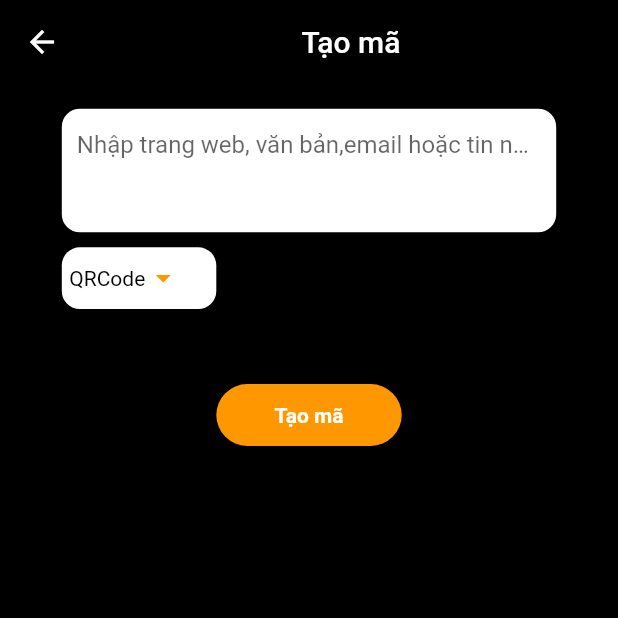
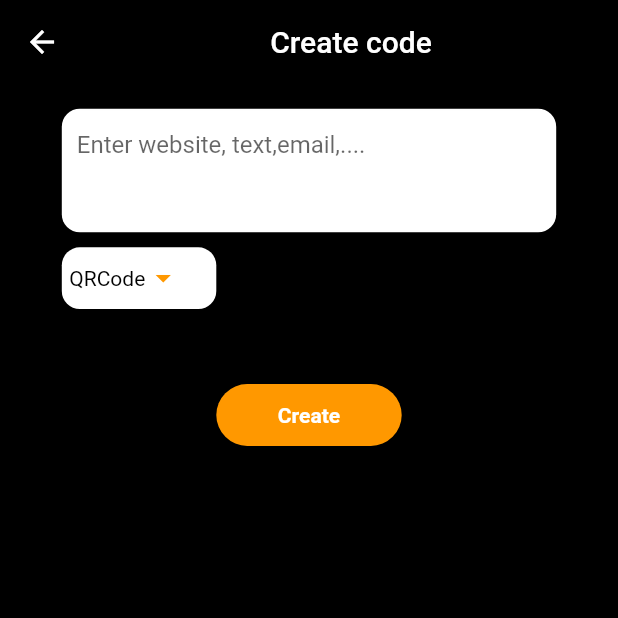
Before and after one commit to minhhoang1007/qrcode_app, a Flutter app: the screen it shows after launch, item 2 of the bottom bar chosen, after a tap on the "add" icon, on a phone screen of 412 x 824 dp, the top half of it. Run offline on Flutter 3.47's test engine with Material 2 defaults, Android fonts, the phone set to English and light mode, and no system bars; our stand-ins replace fluttertoast, image_picker, qr_flutter, shared_preferences; missing offline and left inert: firebase_admob, qr_code_scanner; accounts and stored records are empty.

Commit message:
done 6/1

```diff
--- a/lib/screens/HistoryScreen.dart
+++ b/lib/screens/HistoryScreen.dart
@@ -30,7 +30,7 @@ class _HistoryScreenState extends State<HistoryScreen> {
           },
         ),
         title: Center(
-            child: Text("Lịch sử", style: TextStyle(color: Colors.white))),
+            child: Text("History", style: TextStyle(color: Colors.white))),
         actions: <Widget>[
           GestureDetector(
             onTap: () {},
--- a/lib/screens/HomeScreen.dart
+++ b/lib/screens/HomeScreen.dart
@@ -121,8 +121,8 @@ class _HomeScreenState extends State<HomeScreen> {
         qrText = scanData;
       });
       saveQR(qrText);
-      Navigator.of(context).pop();
-      Navigator.of(context).pop();
+      //Navigator.of(context).pop();
+      // Navigator.of(context).pop();
       qrText == null
           ? Container()
           : Navigator.push(
@@ -272,8 +272,9 @@ class _HomeScreenState extends State<HomeScreen> {
                           playAd();
                         },
                         child: Container(
+                          alignment: Alignment.center,
                           height: 40,
-                          width: 100,
+                          width: 110,
                           decoration: BoxDecoration(
                             color: Colors.orange,
                             borderRadius: BorderRadius.circular(12),
@@ -300,12 +301,14 @@ class _HomeScreenState extends State<HomeScreen> {
     return Scaffold(
       appBar: AppBar(
         backgroundColor: Colors.black,
-        leading: IconButton(
+        leading: Padding(
+          padding: EdgeInsets.only(left: 8.0),
+          child: IconButton(
             icon: Icon(
               Icons.list,
               color: Colors.white,
             ),
-          iconSize: 40,
+            iconSize: 30,
             onPressed: () {
               Navigator.push(
                   context,
@@ -313,6 +316,7 @@ class _HomeScreenState extends State<HomeScreen> {
                     builder: (context) => DrawerScreen(),
                   ));
             },
+          ),
         ),
         title: Padding(
           padding:
@@ -426,7 +430,7 @@ class _HomeScreenState extends State<HomeScreen> {
                               ),
                             ),
                           ),
-                          Text("Tạo mã", style: TextStyle(color: Colors.white))
+                          Text("Create", style: TextStyle(color: Colors.white))
                         ],
                       ),
                     ),
@@ -456,7 +460,7 @@ class _HomeScreenState extends State<HomeScreen> {
                               ),
                             ),
                           ),
-                          Text("Đã lưu", style: TextStyle(color: Colors.white))
+                          Text("Saved", style: TextStyle(color: Colors.white))
                         ],
                       ),
                     ),
@@ -482,7 +486,7 @@ class _HomeScreenState extends State<HomeScreen> {
                               ),
                             ),
                           ),
-                          Text("Quét ảnh",
+                          Text("Scan Image",
                               style: TextStyle(color: Colors.white))
                         ],
                       ),
@@ -513,7 +517,7 @@ class _HomeScreenState extends State<HomeScreen> {
                               ),
                             ),
                           ),
-                          Text("Lịch sử", style: TextStyle(color: Colors.white))
+                          Text("History", style: TextStyle(color: Colors.white))
                         ],
                       ),
                     ),
--- a/lib/screens/NewQRScreen.dart
+++ b/lib/screens/NewQRScreen.dart
@@ -132,7 +132,7 @@ class _NewQRScreenState extends State<NewQRScreen> {
         ),
         title: Center(
           child: Text(
-            "Tạo mã",
+            "Create code",
             style: TextStyle(color: Colors.white),
           ),
         ),
@@ -163,8 +163,8 @@ class _NewQRScreenState extends State<NewQRScreen> {
                   decoration: InputDecoration(
                     hintStyle: TextStyle(fontSize: 16),
                     border: InputBorder.none,
-                    hintText: "Nhập trang web, văn bản,"
-                        "email hoặc tin nhắn của bạn ở đây",
+                    hintText: "Enter website, text,"
+                        "email,....",
                     contentPadding: EdgeInsets.all(10),
                   ),
                 ),
@@ -223,7 +223,7 @@ class _NewQRScreenState extends State<NewQRScreen> {
                   ),
                   child: Center(
                     child: Text(
-                      "Tạo mã",
+                      "Create",
                       style: TextStyle(
                           color: Colors.white, fontWeight: FontWeight.bold),
                     ),
--- a/lib/screens/ResultScreen.dart
+++ b/lib/screens/ResultScreen.dart
@@ -74,7 +74,7 @@ class _ResultScreenState extends State<ResultScreen> {
                 ),
                 child: Padding(
                   padding: EdgeInsets.only(left: 10, top: 10),
-                  child: Text("ID sản phẩm: \n" + widget.id),
+                  child: Text("ID product: \n" + widget.id),
                 ),
               ),
             ),
@@ -92,7 +92,7 @@ class _ResultScreenState extends State<ResultScreen> {
                       GestureDetector(
                         onTap: () {
                           Fluttertoast.showToast(
-                              msg: "Đã sao chép",
+                              msg: "copied to clipboard",
                               toastLength: Toast.LENGTH_SHORT,
                               gravity: ToastGravity.CENTER,
                               timeInSecForIos: 1,
@@ -115,7 +115,7 @@ class _ResultScreenState extends State<ResultScreen> {
                           ),
                         ),
                       ),
-                      Text("Sao chép", style: TextStyle(color: Colors.white))
+                      Text("Copy", style: TextStyle(color: Colors.white))
                     ],
                   ),
                   Column(
@@ -139,7 +139,7 @@ class _ResultScreenState extends State<ResultScreen> {
                           ),
                         ),
                       ),
-                      Text("Chia sẻ", style: TextStyle(color: Colors.white))
+                      Text("Share", style: TextStyle(color: Colors.white))
                     ],
                   ),
                   Column(
@@ -160,7 +160,7 @@ class _ResultScreenState extends State<ResultScreen> {
                           ),
                         ),
                       ),
-                      Text("Tìm kiếm", style: TextStyle(color: Colors.white))
+                      Text("Search", style: TextStyle(color: Colors.white))
                     ],
                   ),
                   Column(
--- a/lib/screens/SavedScreen.dart
+++ b/lib/screens/SavedScreen.dart
@@ -61,7 +61,7 @@ class _SavedScreenState extends State<SavedScreen> {
         ),
         title: Center(
           child: Text(
-            "Đã lưu",
+            "Saved",
             style: TextStyle(color: Colors.white),
           ),
         ),
@@ -119,7 +119,7 @@ class _SavedScreenState extends State<SavedScreen> {
                     SizedBox(
                       height: MediaQuery.of(context).size.height * 0.1,
                     ),
-                    Text("Vui lòng tạo mã QR để nhận kết quả",
+                    Text("Please create a QR code to receive results",
                         style: TextStyle(color: Colors.white, fontSize: 20)),
                     SizedBox(
                       height: MediaQuery.of(context).size.height * 0.1,
@@ -139,7 +139,7 @@ class _SavedScreenState extends State<SavedScreen> {
                           borderRadius: BorderRadius.circular(12),
                         ),
                         child: Center(
-                          child: Text("Bắt đầu tạo mã",
+                          child: Text("Start create code",
                               style: TextStyle(
                                   fontSize: 20,
                                   color: Colors.white,
```
Also changed, not shown: lib/screens/DrawerScreen.dart (+6 -6 lines). Lines whose indentation alone changed are shown as unchanged.
